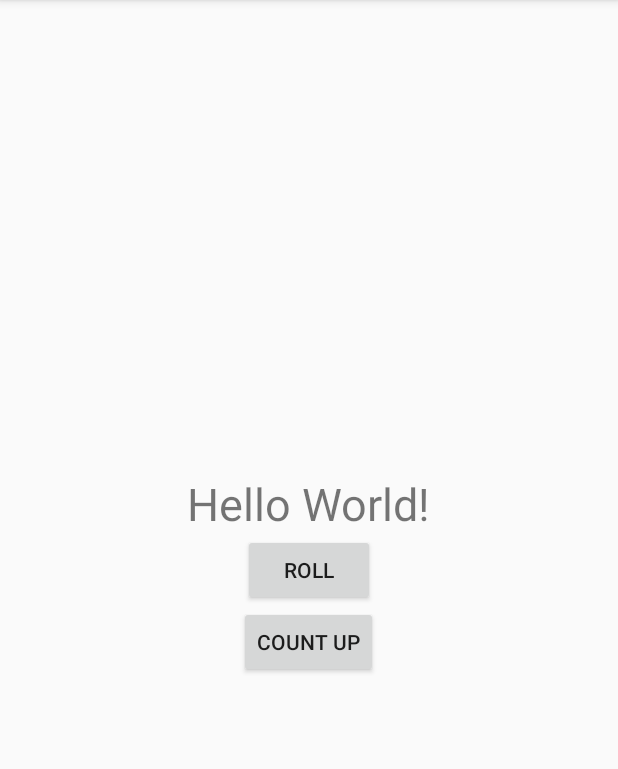
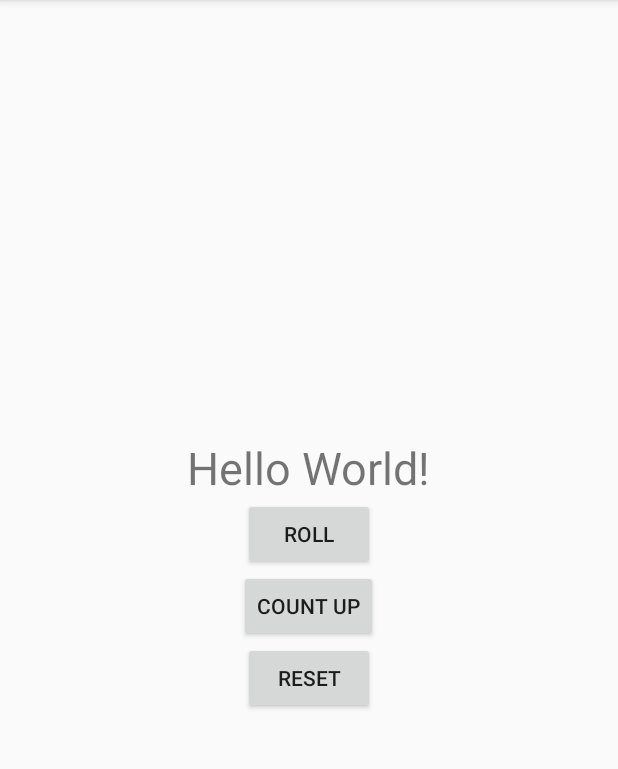
Before and after one commit to Android-SrA-2020/homework-Ghoststriker0, an Android app: the screen it shows after launch (MainActivity), on a phone screen of 412 x 824 dp, the part 84-853 px from its top. Run offline under Robolectric (Android 15) with nearby library versions, the phone set to English and light mode, and no system bars.

Commit message:
Added Reset Button

```diff
--- a/1_First_Apps/Hello/app/src/main/java/com/learning/helloworld/MainActivity.kt
+++ b/1_First_Apps/Hello/app/src/main/java/com/learning/helloworld/MainActivity.kt
@@ -17,6 +17,9 @@ class MainActivity : AppCompatActivity() {
 
         val countButton: Button = findViewById(R.id.count_button)
         countButton.setOnClickListener { countUp() }
+
+        val resetButton: Button = findViewById(R.id.reset_button)
+        resetButton.setOnClickListener { reset() }
     }
 
     private fun rollDice(){
@@ -35,4 +38,9 @@ class MainActivity : AppCompatActivity() {
             resultText.text = (result.toInt() + 1).toString()
         }
     }
+
+    private fun reset(){
+        val resultText: TextView = findViewById(R.id.result_text)
+        resultText.text = "0"
+    }
 }
--- a/1_First_Apps/Hello/app/src/main/res/layout/activity_main.xml
+++ b/1_First_Apps/Hello/app/src/main/res/layout/activity_main.xml
@@ -30,4 +30,11 @@
         android:layout_height="wrap_content"
         android:layout_gravity="center_horizontal"
         android:text="@string/count_label" />
+
+    <Button
+        android:id="@+id/reset_button"
+        android:layout_width="wrap_content"
+        android:layout_height="wrap_content"
+        android:layout_gravity="center_horizontal"
+        android:text="@string/reset_label" />
 </LinearLayout>
--- a/1_First_Apps/Hello/app/src/main/res/values/strings.xml
+++ b/1_First_Apps/Hello/app/src/main/res/values/strings.xml
@@ -2,4 +2,5 @@
     <string name="app_name">My Dice Roller</string>
     <string name="roll_label">Roll</string>
     <string name="count_label">Count Up</string>
+    <string name="reset_label">Reset</string>
 </resources>
```
